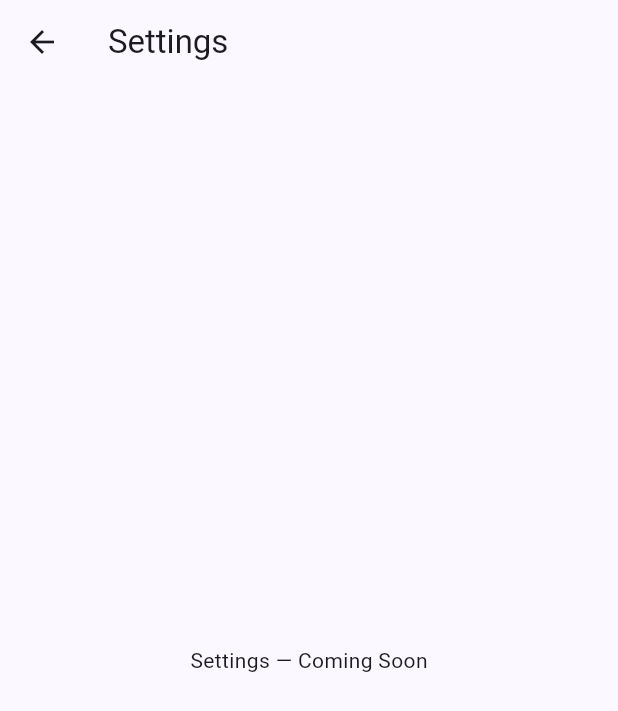
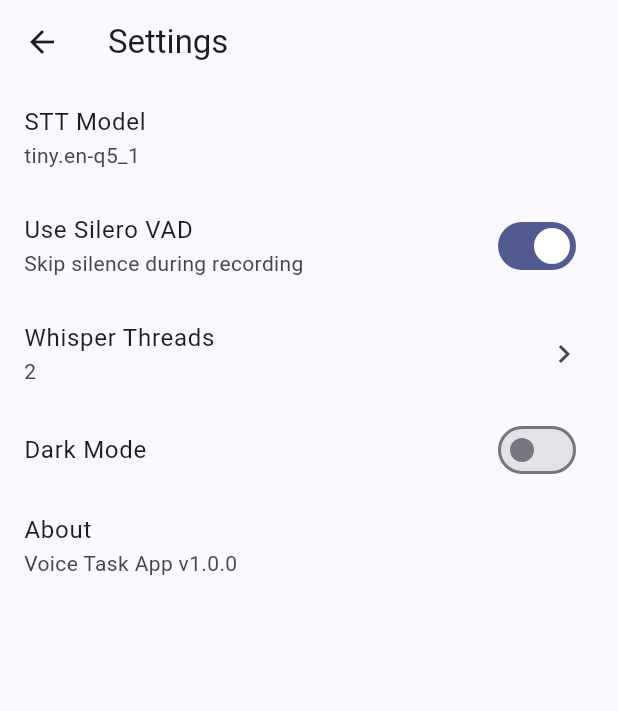
Before and after one commit to yasbak78/voice_task_app, a Flutter app: the screen it shows after launch, after a tap on the "settings" icon, on a phone screen of 412 x 824 dp. Shown: the top 711 px of the screen. Run offline on Flutter 3.47's test engine with Material 3 defaults, Android fonts, the phone set to English and light mode, and no system bars; our stand-ins replace drift, flutter_riverpod; accounts and stored records are empty; generated files the repository leaves out were written again.

Commit message:
feat: add TaskDetailScreen, SettingsScreen, DAO tests (5/5 passing) — Phase 1 complete (P1-T10,T11,T12)

```diff
--- a/lib/core/database/app_database.dart
+++ b/lib/core/database/app_database.dart
@@ -45,6 +45,7 @@ class Settings extends Table {
 @DriftDatabase(tables: [Tasks, CalendarEvents, Settings], daos: [TaskDao, CalendarEventDao, SettingsDao])
 class AppDatabase extends _$AppDatabase {
   AppDatabase() : super(_openConnection());
+  AppDatabase.test(QueryExecutor e) : super(e);
 
   @override
   int get schemaVersion => 1;
--- a/lib/main.dart
+++ b/lib/main.dart
@@ -1,6 +1,9 @@
 import 'package:flutter/material.dart';
 import 'package:flutter_riverpod/flutter_riverpod.dart';
+import 'core/database/app_database.dart';
 import 'screens/home/task_list_screen.dart';
+import 'screens/settings/settings_screen.dart';
+import 'screens/task_detail/task_detail_screen.dart';
 
 void main() {
   runApp(const ProviderScope(child: VoiceTaskApp()));
@@ -19,10 +22,18 @@ class VoiceTaskApp extends StatelessWidget {
       ),
       routes: {
         '/': (context) => const TaskListScreen(),
+        '/settings': (context) => const SettingsScreen(),
         '/calendar': (context) => _placeholder('Calendar'),
-        '/settings': (context) => _placeholder('Settings'),
         '/record': (context) => _placeholder('Record'),
-        '/task-detail': (context) => _placeholder('Task Detail'),
+      },
+      onGenerateRoute: (settings) {
+        if (settings.name == '/task-detail' && settings.arguments is Task) {
+          return MaterialPageRoute(
+            builder: (_) => TaskDetailScreen(
+                task: settings.arguments as Task),
+          );
+        }
+        return null;
       },
     );
   }
--- /dev/null
+++ b/lib/screens/settings/settings_screen.dart
@@ -0,0 +1,41 @@
+import 'package:flutter/material.dart';
+import 'package:flutter_riverpod/flutter_riverpod.dart';
+
+class SettingsScreen extends ConsumerWidget {
+  const SettingsScreen({super.key});
+
+  @override
+  Widget build(BuildContext context, WidgetRef ref) {
+    return Scaffold(
+      appBar: AppBar(title: const Text('Settings')),
+      body: ListView(
+        children: [
+          const ListTile(
+            title: Text('STT Model'),
+            subtitle: Text('tiny.en-q5_1'),
+          ),
+          SwitchListTile(
+            title: const Text('Use Silero VAD'),
+            subtitle: const Text('Skip silence during recording'),
+            value: true,
+            onChanged: (v) {},
+          ),
+          const ListTile(
+            title: Text('Whisper Threads'),
+            subtitle: Text('2'),
+            trailing: Icon(Icons.chevron_right),
+          ),
+          SwitchListTile(
+            title: const Text('Dark Mode'),
+            value: Theme.of(context).brightness == Brightness.dark,
+            onChanged: (v) {},
+          ),
+          const ListTile(
+            title: Text('About'),
+            subtitle: Text('Voice Task App v1.0.0'),
+          ),
+        ],
+      ),
+    );
+  }
+}
--- /dev/null
+++ b/lib/screens/task_detail/task_detail_screen.dart
@@ -0,0 +1,59 @@
+import 'package:flutter/material.dart';
+import '../../core/database/app_database.dart';
+import '../../models/task_model.dart';
+
+class TaskDetailScreen extends StatelessWidget {
+  final Task task;
+  const TaskDetailScreen({super.key, required this.task});
+
+  @override
+  Widget build(BuildContext context) {
+    return Scaffold(
+      appBar: AppBar(title: Text(task.title)),
+      body: Padding(
+        padding: const EdgeInsets.all(16),
+        child: Column(
+          crossAxisAlignment: CrossAxisAlignment.start,
+          children: [
+            _infoRow('Priority', task.priority.displayName),
+            if (task.dueDate != null)
+              _infoRow('Due',
+                  task.dueDate.toString().split(' ')[0]),
+            if (task.project != null)
+              _infoRow('Project', task.project!),
+            _infoRow('Status', task.status.displayName),
+            _infoRow('Created',
+                task.createdAt.toString().split(' ')[0]),
+            if (task.notes != null) ...[
+              const SizedBox(height: 16),
+              Text(
+                'Notes',
+                style: Theme.of(context).textTheme.titleSmall,
+              ),
+              Text(task.notes!),
+            ],
+          ],
+        ),
+      ),
+    );
+  }
+
+  Widget _infoRow(String label, String value) {
+    return Padding(
+      padding: const EdgeInsets.symmetric(vertical: 4),
+      child: Row(
+        crossAxisAlignment: CrossAxisAlignment.start,
+        children: [
+          SizedBox(
+            width: 80,
+            child: Text(
+              label,
+              style: const TextStyle(fontWeight: FontWeight.bold),
+            ),
+          ),
+          Expanded(child: Text(value)),
+        ],
+      ),
+    );
+  }
+}
--- a/pubspec.yaml
+++ b/pubspec.yaml
@@ -44,6 +44,7 @@ dependencies:
   table_calendar: ^3.1.0
   ffi: ^2.1.0
   uuid: ^4.4.0
+  sqlite3_flutter_libs: ^0.5.42
 
 dev_dependencies:
   flutter_test:
```
Also changed, not shown: pubspec.lock, 1 other file.
